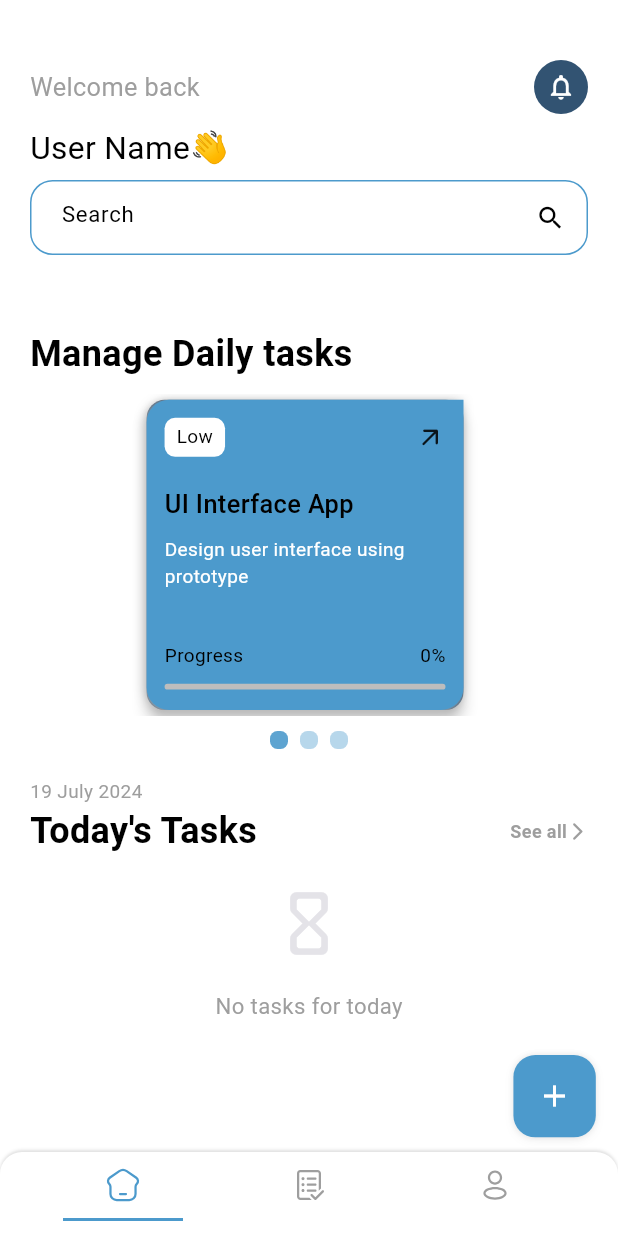
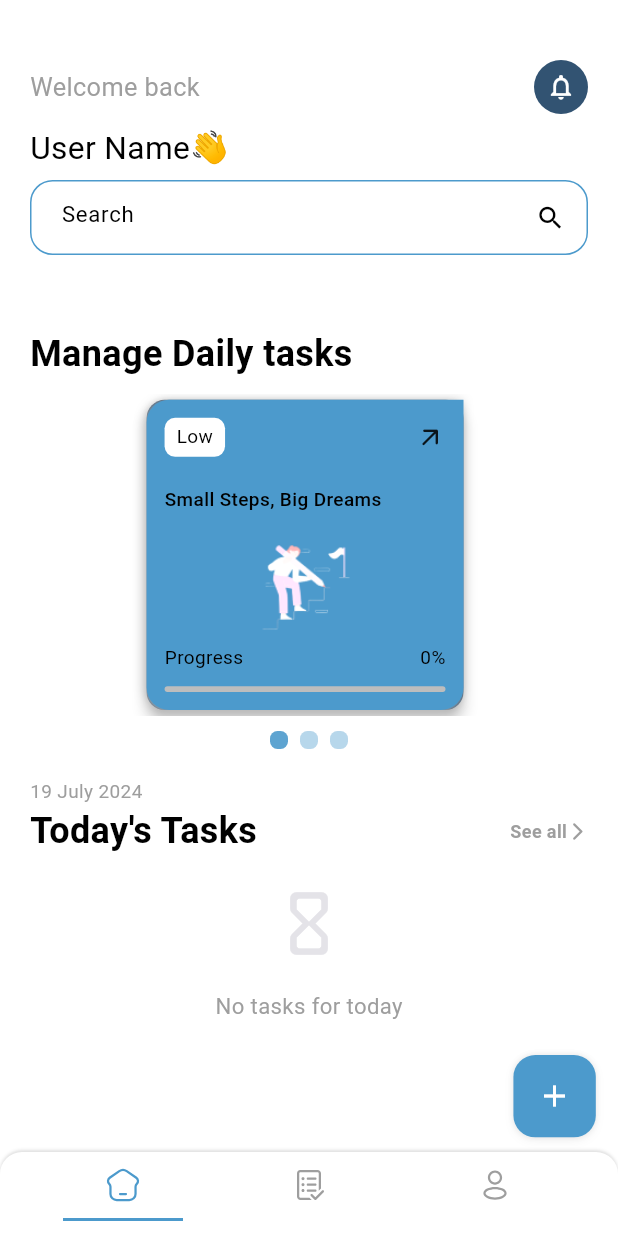
Before and after one commit to ShikhiyevRufat/To-Do-App, a Flutter app: the screen it shows after launch, on a phone screen of 412 x 824 dp. Run offline on Flutter 3.47's test engine with Material 3 defaults, Android fonts, the light colour scheme and no system bars; drawn by our look-alikes of carousel_slider; our stand-ins replace flutter_bloc, flutter_local_notifications, flutter_riverpod, flutter_screenutil, flutter_svg, get and 6 more; missing offline and left inert: userorient_flutter; network calls fail; Roboto replaces fonts that are missing (Poppins).

```diff
--- a/to_do_app/lib/locale/arb/en.arb
+++ b/to_do_app/lib/locale/arb/en.arb
@@ -34,5 +34,8 @@
   "time_is_starting_now": "time is starting now!",
   "time_has_ended": "time has ended",
   "full_name": "Full name",
-  "choose_avatar": "Choose avatar"
+  "choose_avatar": "Choose avatar",
+  "small_steps_big_dreams": "Small Steps, Big Dreams",
+  "stay_strong": "Stay strong",
+  "conquer_the_challenge": "Conquer the Challenge"
 }
--- a/to_do_app/lib/locale/arb/ru.arb
+++ b/to_do_app/lib/locale/arb/ru.arb
@@ -34,5 +34,8 @@
   "time_is_starting_now": "задание на время начинается прямо сейчас!",
   "time_has_ended": "задание на время закончилось",
   "full_name": "Полное имя",
-  "choose_avatar": "Выбрать аватар"
+  "choose_avatar": "Выбрать аватар",
+  "small_steps_big_dreams": "Маленькие шаги, большие мечты",
+  "stay_strong": "Оставайся сильным",
+  "conquer_the_challenge": "Преодолейте вызов"
 }
--- a/to_do_app/lib/locale/locale.dart
+++ b/to_do_app/lib/locale/locale.dart
@@ -304,6 +304,24 @@ abstract class LocalizationService {
   /// In en, this message translates to:
   /// **'Choose avatar'**
   String get choose_avatar;
+
+  /// No description provided for @small_steps_big_dreams.
+  ///
+  /// In en, this message translates to:
+  /// **'Small Steps, Big Dreams'**
+  String get small_steps_big_dreams;
+
+  /// No description provided for @stay_strong.
+  ///
+  /// In en, this message translates to:
+  /// **'Stay strong'**
+  String get stay_strong;
+
+  /// No description provided for @conquer_the_challenge.
+  ///
+  /// In en, this message translates to:
+  /// **'Conquer the Challenge'**
+  String get conquer_the_challenge;
 }
 
 class _LocalizationServiceDelegate extends LocalizationsDelegate<LocalizationService> {
--- a/to_do_app/lib/view/main/home/home_page.dart
+++ b/to_do_app/lib/view/main/home/home_page.dart
@@ -87,6 +87,8 @@ class _HomePageState extends State<HomePage> {
     final userProvider = Provider.of<UserProvider>(context);
     final List<Widget> cards = [
       CategoryCard(
+        motiveText: locale.small_steps_big_dreams,
+        categoryImg: "assets/images/low.png",
         categoryText: locale.low,
         onTap: () {
           GoRouter.of(context).push(
@@ -96,6 +98,8 @@ class _HomePageState extends State<HomePage> {
         },
       ),
       CategoryCard(
+        motiveText: locale.stay_strong,
+        categoryImg: "assets/images/middle.png",
         categoryText: locale.medium,
         onTap: () {
           GoRouter.of(context).push(
@@ -105,6 +109,8 @@ class _HomePageState extends State<HomePage> {
         },
       ),
       CategoryCard(
+        motiveText: locale.conquer_the_challenge,
+        categoryImg: "assets/images/high.png",
         categoryText: locale.high,
         onTap: () {
           GoRouter.of(context).push(
--- a/to_do_app/lib/view/main/home/presentation/Widgets/category_card.dart
+++ b/to_do_app/lib/view/main/home/presentation/Widgets/category_card.dart
@@ -9,16 +9,21 @@ import 'package:to_do_app/view/main/home/data/category_storage_service.dart';
 class CategoryCard extends StatelessWidget {
   final String categoryText;
   final VoidCallback onTap;
+  final String motiveText;
+  final String categoryImg;
 
   CategoryCard({
     super.key,
     required this.categoryText,
     required this.onTap,
+    required this.motiveText,
+    required this.categoryImg,
   });
 
   @override
   Widget build(BuildContext context) {
-    final CategoryStorageService storageService = Get.find<CategoryStorageService>();
+    final CategoryStorageService storageService =
+        Get.find<CategoryStorageService>();
     double progress = storageService.getProgress(categoryText);
 
     return SizedBox(
@@ -80,22 +85,23 @@ class CategoryCard extends StatelessWidget {
                       height: 20.h,
                     ),
                     Text(
-                      "UI Interface App",
-                      style: TextStyles.display16
+                      motiveText,
+                      style: TextStyles.display12
                           .copyWith(fontWeight: FontWeight.w500),
                     ),
                     SizedBox(
                       height: 10.h,
                     ),
                     Flexible(
-                      child: Text(
-                        "Design user interface using prototype",
-                        style: TextStyles.display12.copyWith(
-                            fontWeight: FontWeight.w400, color: Colors.white),
+                      child: Center(
+                        child: Image(
+                          image: AssetImage(categoryImg),
+                          height: 120,
+                        ),
                       ),
                     ),
                     SizedBox(
-                      height: 35.h,
+                      height: 5.h,
                     ),
                     Row(
                       mainAxisAlignment: MainAxisAlignment.spaceBetween,
@@ -119,8 +125,8 @@ class CategoryCard extends StatelessWidget {
                         borderRadius: BorderRadius.circular(10),
                         value: progress,
                         backgroundColor: Colors.grey[400],
-                        valueColor: AlwaysStoppedAnimation<Color>(
-                            context.surfaceColor),
+                        valueColor:
+                            AlwaysStoppedAnimation<Color>(context.surfaceColor),
                         minHeight: 10.0,
                       ),
                     ),
```
Also changed, not shown: to_do_app/lib/local_notifications.dart (+6 -3 lines), to_do_app/lib/locale/arb/az.arb (+7 -4 lines), to_do_app/lib/locale/locale_az.dart (+12 -3 lines), to_do_app/lib/locale/locale_en.dart (+9 -0 lines), to_do_app/lib/locale/locale_ru.dart (+9 -0 lines), to_do_app/assets/images/high.png (added), to_do_app/assets/images/low.png (added), to_do_app/assets/images/middle.png (added), to_do_app/lib/view/main/tasks/create_task.dart (line endings or trailing spaces).
